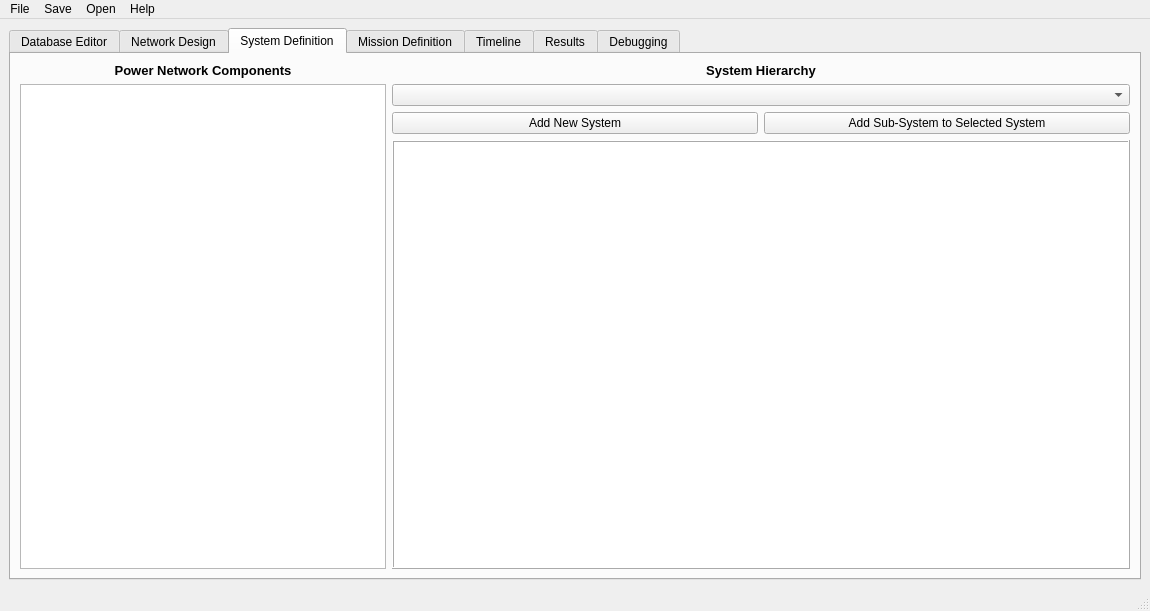
This is SPSv2/mainwindow.ui in etquist/SPSv2 as Qt 5 draws it before an edit. The edited form follows.
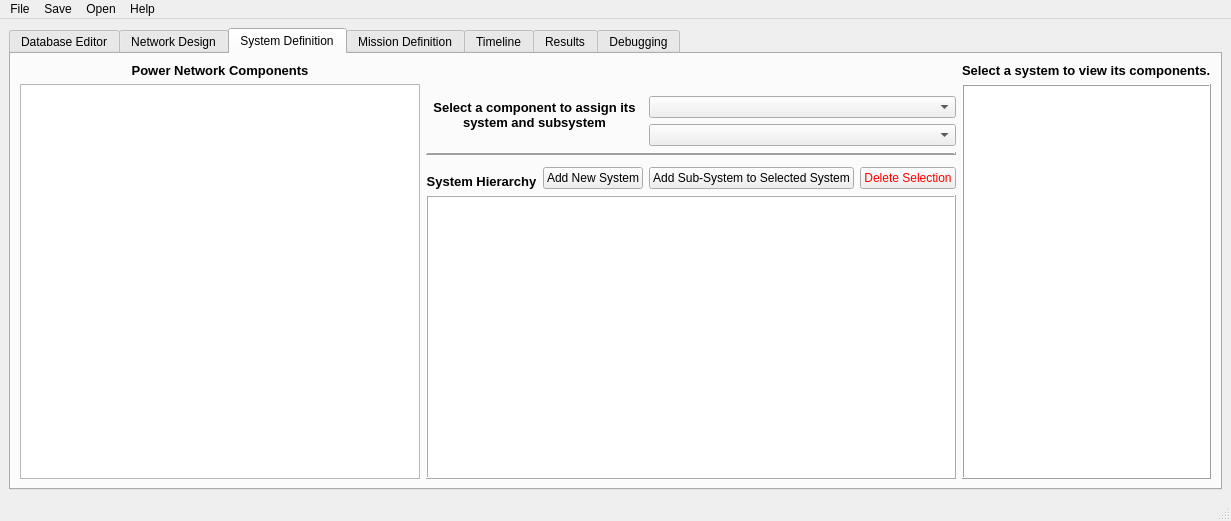
This is the edited form. Custom widgets are drawn as their Qt base class.

Commit message:
Completed Beta version of system builder
It seems to take a while for a newly-assigned system/subsystem name to populate over to the networkComponentsList. This may require some future thinking. Also would eventually like to improve the UI and formatting of the hierarchy tree

```diff
--- a/SPSv2/mainwindow.ui
+++ b/SPSv2/mainwindow.ui
@@ -6,8 +6,8 @@
    <rect>
     <x>0</x>
     <y>0</y>
-    <width>1150</width>
-    <height>611</height>
+    <width>1224</width>
+    <height>521</height>
    </rect>
   </property>
   <property name="windowTitle">
@@ -15,7 +15,7 @@
   </property>
   <widget class="QWidget" name="centralwidget">
    <layout class="QGridLayout" name="gridLayout_2">
-    <item row="0" column="0">
+    <item row="0" column="1">
      <widget class="QTabWidget" name="tabWidget">
       <property name="font">
        <font>
@@ -2086,14 +2086,8 @@
         <string>System Definition</string>
        </attribute>
        <layout class="QGridLayout" name="gridLayout_24">
-        <item row="0" column="0">
-         <widget class="QLabel" name="label_48">
-          <property name="sizePolicy">
-           <sizepolicy hsizetype="Preferred" vsizetype="Preferred">
-            <horstretch>0</horstretch>
-            <verstretch>0</verstretch>
-           </sizepolicy>
-          </property>
+        <item row="0" column="5">
+         <widget class="QLabel" name="label_51">
           <property name="font">
            <font>
             <pointsize>10</pointsize>
@@ -2101,31 +2095,81 @@
            </font>
           </property>
           <property name="text">
-           <string>Power Network Components</string>
+           <string>Select a system to view its components.</string>
           </property>
-          <property name="alignment">
-           <set>Qt::AlignBottom|Qt::AlignHCenter</set>
-          </property>
          </widget>
         </item>
-        <item row="2" column="1">
-         <widget class="QPushButton" name="pushButton_9">
-          <property name="text">
-           <string>Add New System</string>
+        <item row="1" column="0" rowspan="9">
+         <widget class="componentsListViewer" name="networkComponentsViewer">
+          <property name="sizePolicy">
+           <sizepolicy hsizetype="Expanding" vsizetype="Expanding">
+            <horstretch>0</horstretch>
+            <verstretch>0</verstretch>
+           </sizepolicy>
           </property>
+          <property name="minimumSize">
+           <size>
+            <width>400</width>
+            <height>0</height>
+           </size>
+          </property>
+          <property name="maximumSize">
+           <size>
+            <width>500</width>
+            <height>16777215</height>
+           </size>
+          </property>
+          <property name="font">
+           <font>
+            <pointsize>10</pointsize>
+           </font>
+          </property>
+          <property name="editTriggers">
+           <set>QAbstractItemView::NoEditTriggers</set>
+          </property>
+          <property name="showDropIndicator" stdset="0">
+           <bool>false</bool>
+          </property>
+          <property name="dragEnabled">
+           <bool>false</bool>
+          </property>
+          <property name="dragDropMode">
+           <enum>QAbstractItemView::NoDragDrop</enum>
+          </property>
          </widget>
         </item>
-        <item row="2" column="2">
-         <widget class="QPushButton" name="pushButton_10">
-          <property name="text">
-           <string>Add Sub-System to Selected System</string>
+        <item row="1" column="5" rowspan="9">
+         <widget class="QListView" name="systemCompsList">
+          <property name="sizePolicy">
+           <sizepolicy hsizetype="Expanding" vsizetype="Expanding">
+            <horstretch>0</horstretch>
+            <verstretch>0</verstretch>
+           </sizepolicy>
           </property>
+          <property name="minimumSize">
+           <size>
+            <width>200</width>
+            <height>0</height>
+           </size>
+          </property>
+          <property name="maximumSize">
+           <size>
+            <width>300</width>
+            <height>16777215</height>
+           </size>
+          </property>
+          <property name="frameShape">
+           <enum>QFrame::Box</enum>
+          </property>
+          <property name="frameShadow">
+           <enum>QFrame::Raised</enum>
+          </property>
          </widget>
         </item>
-        <item row="3" column="1" colspan="2">
+        <item row="9" column="1" colspan="4">
          <widget class="systemHierarchyFrame" name="systemHierarchyViewer">
           <property name="sizePolicy">
-           <sizepolicy hsizetype="Preferred" vsizetype="Expanding">
+           <sizepolicy hsizetype="Expanding" vsizetype="Expanding">
             <horstretch>0</horstretch>
             <verstretch>0</verstretch>
            </sizepolicy>
@@ -2141,10 +2185,7 @@
           </property>
          </widget>
         </item>
-        <item row="1" column="1" colspan="2">
-         <widget class="QComboBox" name="comboBox"/>
-        </item>
-        <item row="0" column="1" colspan="2">
+        <item row="8" column="1">
          <widget class="QLabel" name="label_49">
           <property name="sizePolicy">
            <sizepolicy hsizetype="Preferred" vsizetype="Preferred">
@@ -2166,31 +2207,148 @@
           </property>
          </widget>
         </item>
-        <item row="1" column="0" rowspan="3">
-         <widget class="componentsListViewer" name="networkComponentsViewer">
+        <item row="6" column="1" colspan="4">
+         <widget class="Line" name="line">
+          <property name="font">
+           <font>
+            <pointsize>9</pointsize>
+            <bold>true</bold>
+           </font>
+          </property>
+          <property name="frameShadow">
+           <enum>QFrame::Raised</enum>
+          </property>
+          <property name="lineWidth">
+           <number>2</number>
+          </property>
+          <property name="orientation">
+           <enum>Qt::Horizontal</enum>
+          </property>
+         </widget>
+        </item>
+        <item row="8" column="3">
+         <widget class="QPushButton" name="pushButton_10">
           <property name="sizePolicy">
-           <sizepolicy hsizetype="Maximum" vsizetype="Expanding">
+           <sizepolicy hsizetype="Expanding" vsizetype="Fixed">
             <horstretch>0</horstretch>
             <verstretch>0</verstretch>
            </sizepolicy>
           </property>
-          <property name="maximumSize">
-           <size>
-            <width>400</width>
-            <height>16777215</height>
-           </size>
+          <property name="text">
+           <string>Add Sub-System to Selected System</string>
           </property>
+         </widget>
+        </item>
+        <item row="4" column="3" rowspan="2" colspan="2">
+         <widget class="QComboBox" name="comboBox_subsystem"/>
+        </item>
+        <item row="8" column="2">
+         <widget class="QPushButton" name="pushButton_9">
+          <property name="sizePolicy">
+           <sizepolicy hsizetype="Expanding" vsizetype="Fixed">
+            <horstretch>0</horstretch>
+            <verstretch>0</verstretch>
+           </sizepolicy>
+          </property>
+          <property name="text">
+           <string>Add New System</string>
+          </property>
+         </widget>
+        </item>
+        <item row="0" column="0">
+         <widget class="QLabel" name="label_48">
+          <property name="sizePolicy">
+           <sizepolicy hsizetype="Preferred" vsizetype="Preferred">
+            <horstretch>0</horstretch>
+            <verstretch>0</verstretch>
+           </sizepolicy>
+          </property>
           <property name="font">
            <font>
             <pointsize>10</pointsize>
+            <bold>true</bold>
            </font>
           </property>
-          <property name="dragEnabled">
+          <property name="text">
+           <string>Power Network Components</string>
+          </property>
+          <property name="alignment">
+           <set>Qt::AlignBottom|Qt::AlignHCenter</set>
+          </property>
+         </widget>
+        </item>
+        <item row="8" column="4">
+         <widget class="QPushButton" name="pushButton_11">
+          <property name="palette">
+           <palette>
+            <active>
+             <colorrole role="Text">
+              <brush brushstyle="SolidPattern">
+               <color alpha="255">
+                <red>255</red>
+                <green>0</green>
+                <blue>0</blue>
+               </color>
+              </brush>
+             </colorrole>
+             <colorrole role="ButtonText">
+              <brush brushstyle="SolidPattern">
+               <color alpha="255">
+                <red>255</red>
+                <green>0</green>
+                <blue>0</blue>
+               </color>
+              </brush>
+             </colorrole>
+            </active>
+            <inactive>
+             <colorrole role="Text">
+              <brush brushstyle="SolidPattern">
+               <color alpha="255">
+                <red>255</red>
+                <green>0</green>
+                <blue>0</blue>
+               </color>
+              </brush>
+             </colorrole>
+             <colorrole role="ButtonText">
+              <brush brushstyle="SolidPattern">
+               <color alpha="255">
+                <red>255</red>
+                <green>0</green>
+                <blue>0</blue>
+               </color>
+              </brush>
+             </colorrole>
+            </inactive>
+            <disabled/>
+           </palette>
+          </property>
+          <property name="text">
+           <string>Delete Selection</string>
+          </property>
+         </widget>
+        </item>
+        <item row="3" column="3" colspan="2">
+         <widget class="QComboBox" name="comboBox_system"/>
+        </item>
+        <item row="1" column="1" rowspan="5" colspan="2">
+         <widget class="QLabel" name="label_50">
+          <property name="font">
+           <font>
+            <pointsize>10</pointsize>
+            <bold>true</bold>
+           </font>
+          </property>
+          <property name="text">
+           <string>Select a component to assign its system and subsystem</string>
+          </property>
+          <property name="alignment">
+           <set>Qt::AlignCenter</set>
+          </property>
+          <property name="wordWrap">
            <bool>true</bool>
           </property>
-          <property name="dragDropMode">
-           <enum>QAbstractItemView::DragOnly</enum>
-          </property>
          </widget>
         </item>
        </layout>
@@ -2331,7 +2489,7 @@
     <rect>
      <x>0</x>
      <y>0</y>
-     <width>1150</width>
+     <width>1224</width>
      <height>21</height>
     </rect>
    </property>
```
The commit also changes 102 other files.
